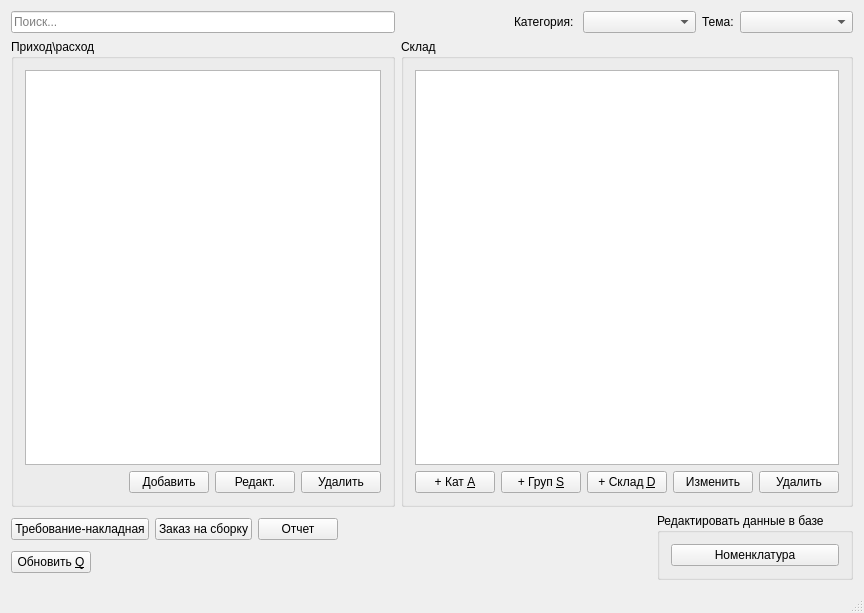
This is mainwindow.ui in igrekus/depot as Qt 5 draws it before an edit. The edited form follows.
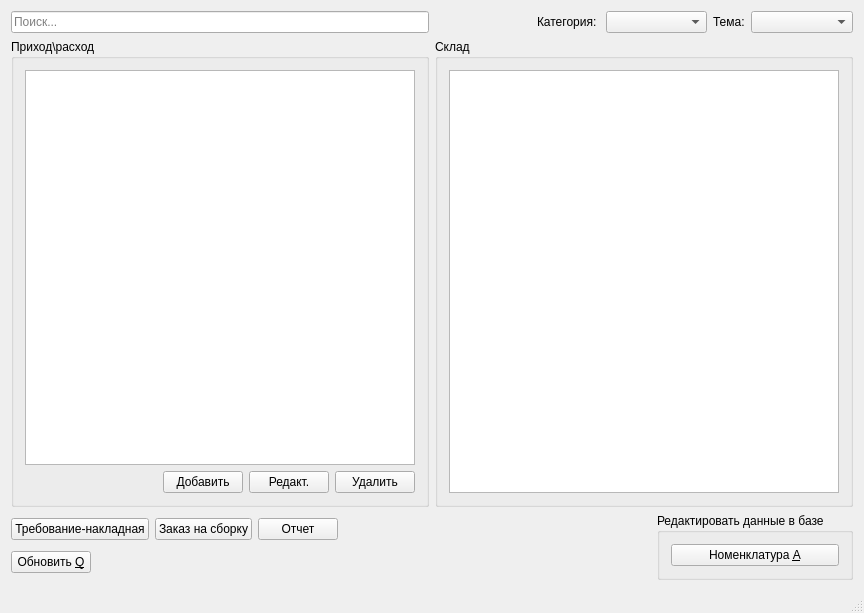
This is the edited form.

The edit to the form file:
```diff
--- a/mainwindow.ui
+++ b/mainwindow.ui
@@ -146,45 +146,6 @@
          <item>
           <widget class="QTreeView" name="treeStock"/>
          </item>
-         <item>
-          <layout class="QHBoxLayout" name="horizontalLayout_3">
-           <item>
-            <widget class="QPushButton" name="btnAddCategory">
-             <property name="text">
-              <string>+ Кат &amp;A</string>
-             </property>
-            </widget>
-           </item>
-           <item>
-            <widget class="QPushButton" name="btnAddGroup">
-             <property name="text">
-              <string>+ Груп &amp;S</string>
-             </property>
-            </widget>
-           </item>
-           <item>
-            <widget class="QPushButton" name="btnAddStock">
-             <property name="text">
-              <string>+ Склад &amp;D</string>
-             </property>
-            </widget>
-           </item>
-           <item>
-            <widget class="QPushButton" name="btnEditStockItem">
-             <property name="text">
-              <string>Изменить</string>
-             </property>
-            </widget>
-           </item>
-           <item>
-            <widget class="QPushButton" name="btnDeleteStockItem">
-             <property name="text">
-              <string>Удалить</string>
-             </property>
-            </widget>
-           </item>
-          </layout>
-         </item>
         </layout>
        </widget>
       </item>
@@ -270,7 +231,7 @@
          <item row="0" column="0">
           <widget class="QPushButton" name="btnInventoryEditor">
            <property name="text">
-            <string>Номенклатура</string>
+            <string>Номенклатура &amp;A</string>
            </property>
           </widget>
          </item>
```
Left out of the diff: 140 changed lines with no effect on the pictures.
